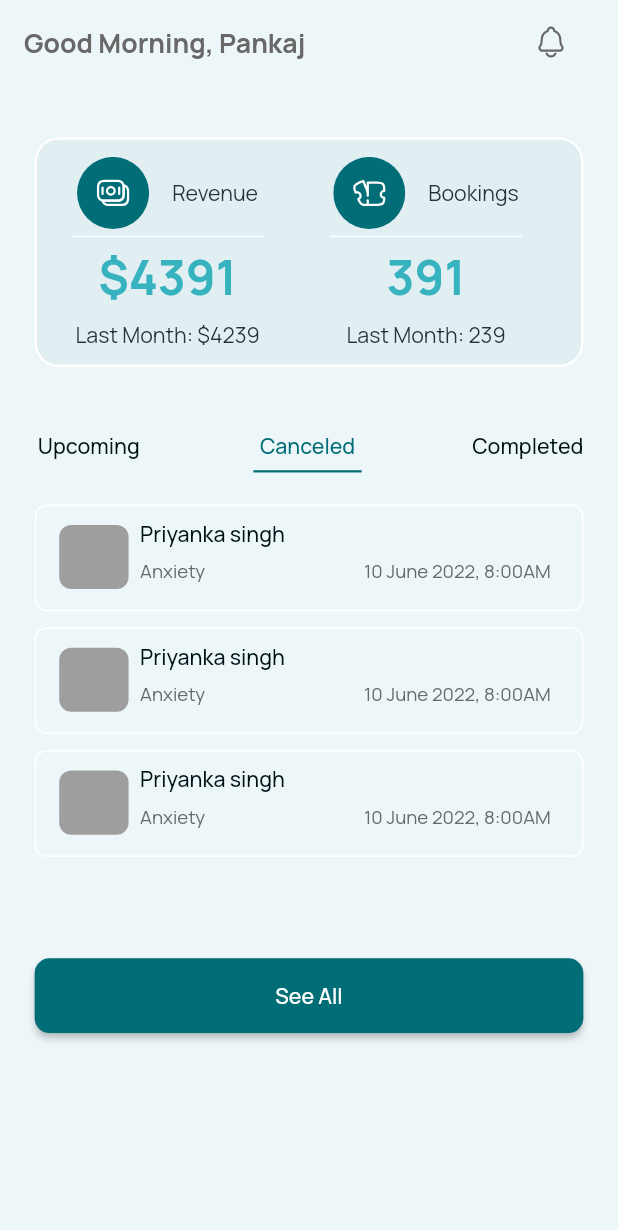
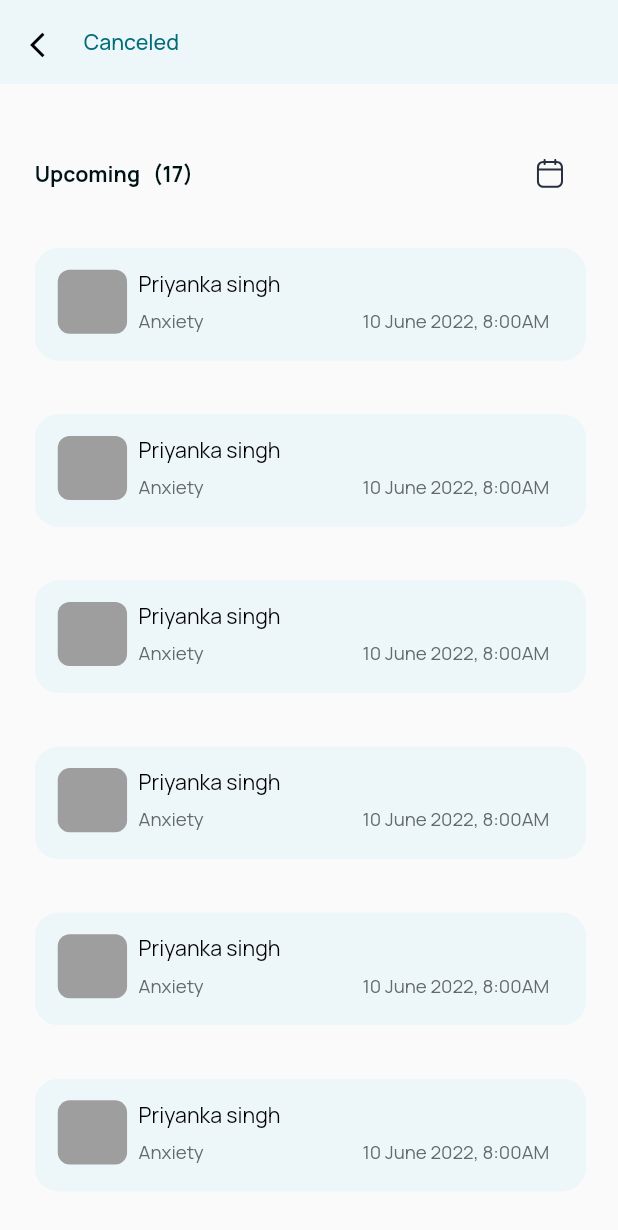
Before and after one commit to Shreyash-kumar/greymatter_01, a Flutter app: the PsychologistHomeScreen screen opened directly, after a tap on "Canceled", on a phone screen of 412 x 824 dp. Shown: the top 1230 px of the screen. Run offline on Flutter 3.47's test engine with Material 2 defaults, Android fonts, the phone set to English and light mode, and no system bars; our stand-ins replace carousel_slider, dotted_border, flutter_screenutil, flutter_svg, flutter_switch, google_fonts and 2 more.

Commit message:
7 Nov Commit

```diff
--- /dev/null
+++ b/lib/screens/psychologist_screen/home_screens/canceled_meeting_screens.dart
@@ -0,0 +1,150 @@
+import 'package:flutter/material.dart';
+import 'package:flutter_screenutil/flutter_screenutil.dart';
+import 'package:flutter_svg/flutter_svg.dart';
+import '../../../constants/colors.dart';
+import '../../../constants/fonts.dart';
+import '../../../widgets/app_bar/app_bar.dart';
+
+class CanceledMeetingScreen extends StatefulWidget {
+  const CanceledMeetingScreen({Key? key}) : super(key: key);
+
+  @override
+  State<CanceledMeetingScreen> createState() => _CanceledMeetingScreenState();
+}
+
+class _CanceledMeetingScreenState extends State<CanceledMeetingScreen> {
+
+
+  @override
+  Widget build(BuildContext context) {
+    return Scaffold(
+      appBar: CustomAppBar(appBarText: 'Canceled'),
+      body: Padding(
+        padding: EdgeInsets.only(left: 24.w, top: 40.h, right: 24.h),
+        child: Column(
+          children: [
+            Row(
+              mainAxisAlignment: MainAxisAlignment.spaceBetween,
+              children: [
+                Text(
+                  'Upcoming   (17)',
+                  style: kManRope_700_16_001314,
+                ),
+                PopupMenuButton<int>(
+                  padding: EdgeInsets.zero,
+                  shape: RoundedRectangleBorder(
+                    borderRadius: BorderRadius.all(Radius.circular(8)),
+                  ),
+                  icon: SvgPicture.asset('assets/icons/calender.svg', height: 24.h, width: 24.w,),
+                  itemBuilder: (context) => [
+                    // PopupMenuItem 1
+                    PopupMenuItem(
+                      value: 1,
+                      // row with 2 children
+                      child: Text("This month", style: kManRope_400_20_Black,),
+                    ),
+                    // PopupMenuItem 2
+                    PopupMenuItem(
+                      value: 2,
+                      // row with two children
+                      child: Text("This year", style: kManRope_400_20_Black),
+                    ),
+                    PopupMenuItem(
+                      value: 3,
+                      // row with two children
+                      child: Text("This week", style: kManRope_400_20_Black),
+                    ),
+                  ],
+                  offset: Offset(0, 100),
+                  color: Colors.white,
+                  elevation: 2,
+                  // on selected we show the dialog box
+                  onSelected: (value) {
+
+                  },
+                ),
+              ],
+            ),
+            SizedBox(
+              height: 29.h,
+            ),
+            Expanded(
+              child: ListView.separated(
+                  itemBuilder: (ctx, index) {
+                    return Container(
+                      decoration: BoxDecoration(
+                          borderRadius: BorderRadius.circular(16),
+                          color: kWhiteBGColor),
+                      child: Padding(
+                        padding:
+                            EdgeInsets.only(left: 16.w, right: 16.w, top: 16.h),
+                        child: Column(
+                          mainAxisSize: MainAxisSize.min,
+                          children: [
+                            Container(
+                              //width: 280.h,
+                              child: Row(
+                                mainAxisAlignment:
+                                    MainAxisAlignment.spaceBetween,
+                                crossAxisAlignment: CrossAxisAlignment.start,
+                                children: [
+                                  Row(
+                                    children: [
+                                      Container(
+                                        width: 48.w,
+                                        height: 48.h,
+                                        decoration: BoxDecoration(
+                                            color: Colors.grey,
+                                            borderRadius:
+                                                BorderRadius.circular(8)),
+                                      ),
+                                      SizedBox(width: 8.w),
+                                      Column(
+                                        mainAxisSize: MainAxisSize.min,
+                                        crossAxisAlignment:
+                                            CrossAxisAlignment.start,
+                                        children: [
+                                          Text('Priyanka singh',
+                                              style: kManRope_400_16_Black),
+                                          //SizedBox(width: 10,),
+                                          SizedBox(height: 8.h),
+                                          Row(
+                                            mainAxisAlignment:
+                                                MainAxisAlignment.spaceBetween,
+                                            children: [
+                                              Text('Anxiety',
+                                                  style:
+                                                      kManRope_400_14_626A6A),
+                                              SizedBox(
+                                                width: 110.w,
+                                              ),
+                                              Text(
+                                                '10 June 2022, 8:00AM',
+                                                style: kManRope_400_14_626A6A,
+                                              ),
+                                            ],
+                                          ),
+                                        ],
+                                      ),
+                                    ],
+                                  ),
+                                ],
+                              ),
+                            ),
+                            SizedBox(height: 20.h),
+                          ],
+                        ),
+                      ),
+                    );
+                  },
+                  separatorBuilder: (ctx, index) {
+                    return SizedBox(height: 40.h);
+                  },
+                  itemCount: 10),
+            ),
+          ],
+        ),
+      ),
+    );
+  }
+}
--- a/lib/screens/psychologist_screen/tabs_screen/psychologist_home_screen.dart
+++ b/lib/screens/psychologist_screen/tabs_screen/psychologist_home_screen.dart
@@ -5,6 +5,8 @@ import 'package:greymatter/constants/colors.dart';
 import 'package:greymatter/screens/psychologist_screen/home_screens/upcoming_meetings.dart';
 import '../../../constants/fonts.dart';
 import '../../../widgets/shared/buttons/custom_active_text_button.dart';
+import '../home_screens/canceled_meeting_screens.dart';
+import '../home_screens/completed_meeting_screens.dart';
 
 class PsychologistHomeScreen extends StatefulWidget {
   const PsychologistHomeScreen({Key? key}) : super(key: key);
@@ -184,9 +186,7 @@ class _PsychologistHomeScreenState extends State<PsychologistHomeScreen> {
                 ),
                 GestureDetector(
                   onTap: () {
-                    setState(() {
-                      index = 1;
-                    });
+                    Navigator.of(context).push(MaterialPageRoute(builder: (context) => CanceledMeetingScreen()));
                   },
                   child: Column(
                     crossAxisAlignment: CrossAxisAlignment.center,
@@ -210,9 +210,7 @@ class _PsychologistHomeScreenState extends State<PsychologistHomeScreen> {
                 ),
                 GestureDetector(
                   onTap: () {
-                    setState(() {
-                      index = 2;
-                    });
+                    Navigator.of(context).push(MaterialPageRoute(builder: (context) => CompletedMeetingScreen()));
                   },
                   child: Column(
                     crossAxisAlignment: CrossAxisAlignment.center,
--- /dev/null
+++ b/lib/widgets/app_bar/app_bar.dart
@@ -0,0 +1,40 @@
+import 'package:flutter/material.dart';
+import 'package:flutter_screenutil/flutter_screenutil.dart';
+
+import '../../constants/colors.dart';
+import '../../constants/fonts.dart';
+
+class CustomAppBar extends StatelessWidget  with PreferredSizeWidget{
+  CustomAppBar({required this.appBarText,Key? key}) : super(key: key);
+  String appBarText;
+
+  @override
+  Size get preferredSize => Size.fromHeight(kToolbarHeight);
+
+  @override
+  Widget build(BuildContext context) {
+    return AppBar(
+      elevation: 0,
+      leadingWidth: 40.w,
+      backgroundColor: kWhiteBGColor,
+      title: Text(
+        appBarText,
+        style: kManRope_500_16_006D77,
+      ),
+      titleSpacing: 18.w,
+      leading: InkWell(
+        onTap: () {
+          Navigator.pop(context);
+        },
+        child: const Padding(
+          padding: EdgeInsets.all(20.0),
+          child: Icon(
+            Icons.arrow_back_ios,
+            color: Colors.black,
+            size: 20,
+          ),
+        ),
+      ),
+    );
+  }
+}
```
Also changed, not shown: lib/screens/psychologist_screen/home_screens/completed_meeting_screens.dart (added, +100 -0 lines), lib/screens/psychologist_screen/home_screens/upcoming_meetings.dart (+2 -24 lines).
